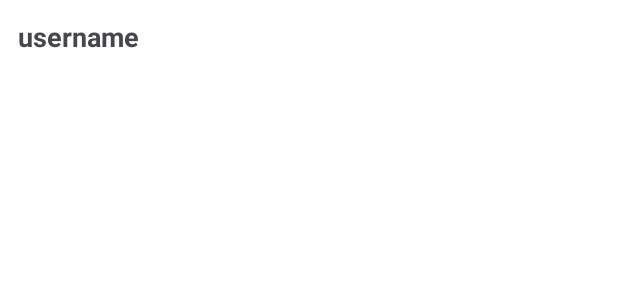
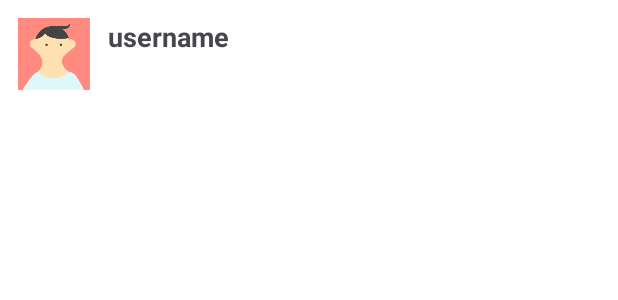
Before and after one commit to colepatrick/Herculean, an Android app: the layout item_friends_recycle.xml on its own in the app's theme, with its tools: preview values and no code run, on a phone screen of 412 x 824 dp. Shown: the top 300 px of the screen. Run offline under Robolectric (Android 15) with nearby library versions, the phone set to English and light mode, and no system bars.

Commit message:
Made it so that listed Friends can now be clicked and display friends info

```diff
--- a/app/src/main/java/com/example/herculean/datahandling/GlobalData.java
+++ b/app/src/main/java/com/example/herculean/datahandling/GlobalData.java
@@ -16,6 +16,7 @@ import java.util.ArrayList;
 public class GlobalData {
     public static ArrayList<UserAccount> accounts = new ArrayList<>();
     public static UserAccount currentUser = null;
+    public static UserAccount viewedUser = null;
     public static final String gemini_api_key = "AIzaSyAUPdeQYh8sbVyZ8KDfV3_yO5WczgD00ak";
 
     public static void saveAccounts(Context context) {
--- a/app/src/main/res/layout/item_friends_recycle.xml
+++ b/app/src/main/res/layout/item_friends_recycle.xml
@@ -4,6 +4,15 @@
     android:padding="12dp"
     android:layout_width="match_parent"
     android:layout_height="wrap_content">
+
+    <ImageView
+        android:id="@+id/profilePic"
+        android:layout_width="48dp"
+        android:layout_height="48dp"
+        android:src="@drawable/avatar_filler"
+        android:scaleType="centerCrop"
+        android:layout_marginEnd="12dp"
+        android:clipToOutline="true" />
 
     <TextView
         android:id="@+id/usernameText"
--- a/app/src/main/res/navigation/mobile_navigation.xml
+++ b/app/src/main/res/navigation/mobile_navigation.xml
@@ -76,6 +76,12 @@
         android:label="Friends"
         tools:layout="@layout/fragment_friends" />
 
+    <fragment
+        android:id="@+id/nav_view_friend_profile"
+        android:name="com.example.herculean.ui.profile.ProfileFragment"
+        android:label="Friend Profile" />
+
+
 
 
     <action
```
Also changed, not shown: app/src/main/java/com/example/herculean/ui/friends/FriendsRecycle.java (+18 -0 lines), app/src/main/java/com/example/herculean/ui/profile/ProfileFragment.java (+11 -3 lines).
